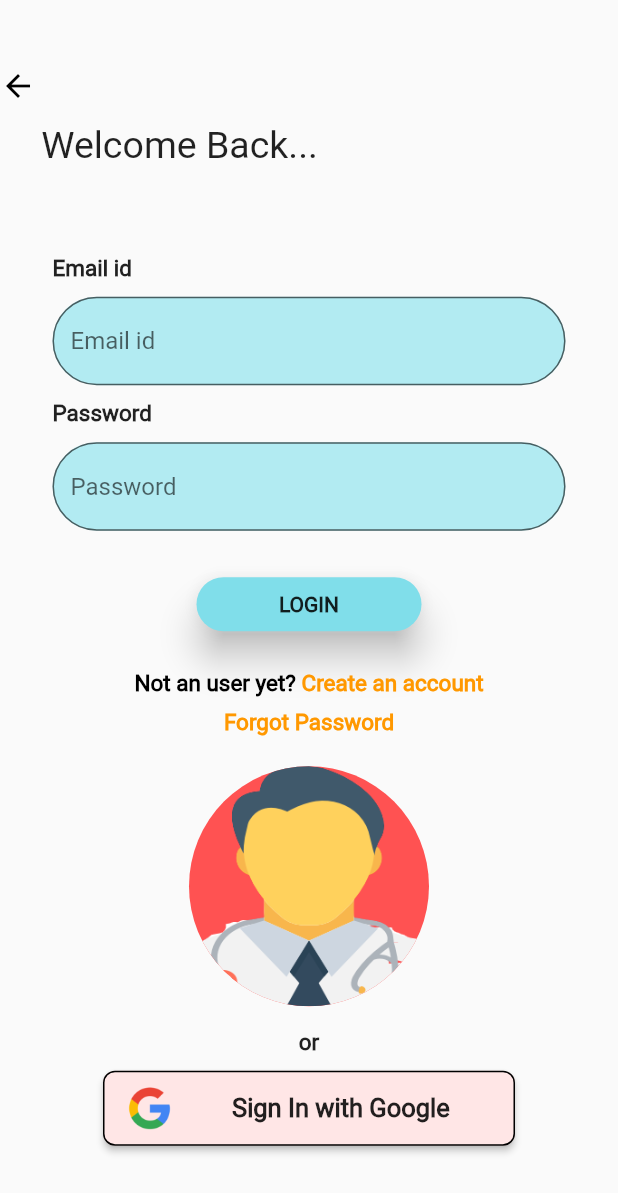
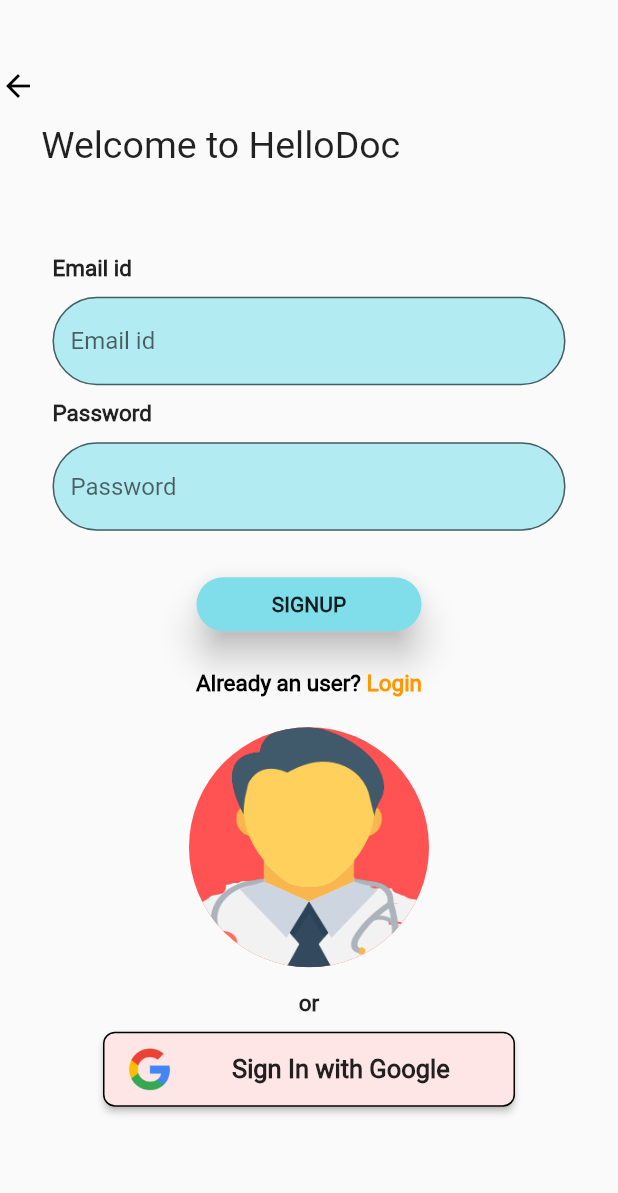
Before and after one commit to sanscript-tech/medical-emergency-flutter-node, a Flutter app: the screen it shows after launch, on a phone screen of 412 x 824 dp. Shown: the top 1193 px of the screen. Run offline on Flutter 3.47's test engine with Material 2 defaults, Android fonts, the phone set to English and light mode, and no system bars; our stand-ins replace auto_size_text, email_validator, flutter_svg, fluttertoast.

Commit message:
Buttons done

```diff
--- a/frontend/lib/pages/signup_page.dart
+++ b/frontend/lib/pages/signup_page.dart
@@ -53,17 +53,17 @@ class Signup extends StatelessWidget {
       );
     }
 
-    Widget _loginButton() {
+    Widget _signupButton() {
       return SizedBox(
         width: 150.0,
         child: RaisedButton(
-            onPressed: () => print("Login Button pressed"),
+            onPressed: () => print("Signup Button pressed"),
             color: Colors.cyan.shade200,
             elevation: 10.0,
             shape: RoundedRectangleBorder(
                 borderRadius: BorderRadius.circular(30.0)),
             child: Text(
-              "LOGIN",
+              "SIGNUP",
               style:
                   TextStyle(fontFamily: "Roboto", fontWeight: FontWeight.bold),
             )),
@@ -117,7 +117,7 @@ class Signup extends StatelessWidget {
       );
     }
 
-    Widget _emailPasswordWidget() {
+    Widget _formTextfields() {
       return Column(
         children: <Widget>[
           _entryField("Email id"),
@@ -129,12 +129,13 @@ class Signup extends StatelessWidget {
     return Scaffold(
       body: Container(
         height: deviceHeight,
+        child: SingleChildScrollView(
           child: Stack(children: [
             Positioned(
               top: deviceHeight / 10,
               left: deviceWidth / 15,
               child: Text(
-              "Welcome Back...",
+                "Welcome to HelloDoc",
                 style: TextStyle(fontSize: 25.0),
               ),
             ),
@@ -146,13 +147,13 @@ class Signup extends StatelessWidget {
                   mainAxisAlignment: MainAxisAlignment.center,
                   children: [
                     SizedBox(height: deviceHeight * .2),
-                  _emailPasswordWidget(),
+                    _formTextfields(),
                     SizedBox(height: 20),
-                  _loginButton(),
+                    _signupButton(),
                     SizedBox(height: 20),
                     RichText(
                       text: TextSpan(
-                        text: "Not an user yet?",
+                          text: "Already an user?",
                           style: TextStyle(
                               fontFamily: "Roboto",
                               color: Colors.black,
@@ -160,33 +161,20 @@ class Signup extends StatelessWidget {
                               fontSize: 15),
                           children: <TextSpan>[
                             TextSpan(
-                              text: " Create an account",
+                                text: " Login",
                                 style: TextStyle(
                                     color: Colors.orange, fontFamily: "Roboto"),
                                 recognizer: TapGestureRecognizer()
                                   ..onTap = () => print("Create an account"))
                           ]),
                     ),
-                  SizedBox(height: 8),
-                  GestureDetector(
-                    onTap: () => Navigator.pushNamed(
-                        context, ResetPassword.resetPassword),
-                    child: RichText(
-                        text: TextSpan(
-                      text: "Forgot Password",
-                      style: TextStyle(
-                          color: Colors.orange,
-                          fontSize: 15.0,
-                          fontWeight: FontWeight.bold),
-                    )),
-                  ),
                     SizedBox(height: 20),
                     _avatar(),
                     SizedBox(height: 15),
                     Text(
                       "or",
-                    style:
-                        TextStyle(fontWeight: FontWeight.bold, fontSize: 15.0),
+                      style: TextStyle(
+                          fontWeight: FontWeight.bold, fontSize: 15.0),
                     ),
                     SizedBox(
                       height: 10.0,
@@ -199,6 +187,7 @@ class Signup extends StatelessWidget {
             Positioned(top: 40, left: 0, child: _backButton()),
           ]),
         ),
+      ),
     );
   }
 }
```
Lines whose indentation alone changed are shown as unchanged.
